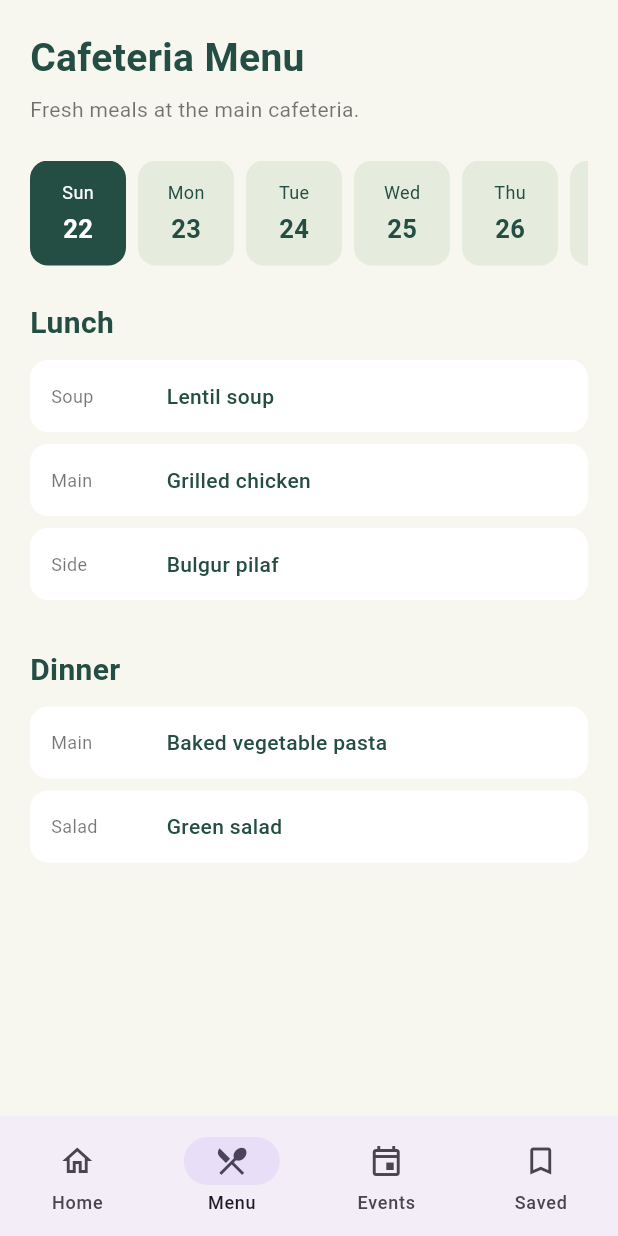
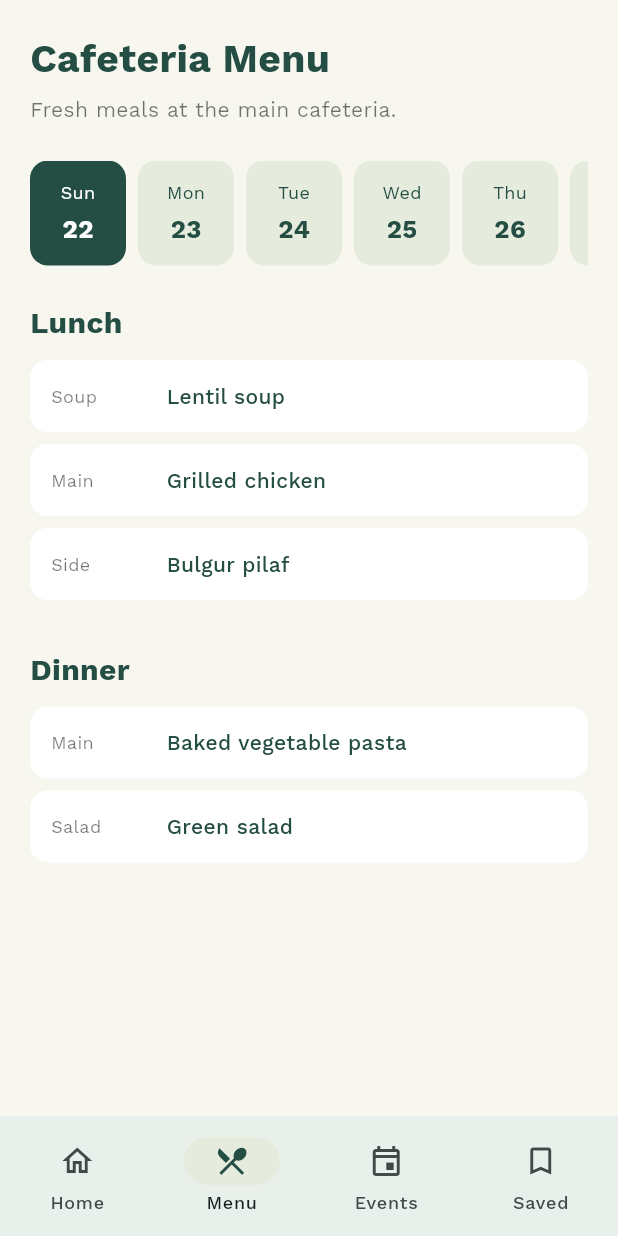
Before and after one commit to mayasezgin/cs310-campusly-group38, a Flutter app: the screen it shows after launch, item 2 of the bottom bar chosen, on a phone screen of 412 x 824 dp. Run offline on Flutter 3.47's test engine with Material 3 defaults, Android fonts, the phone set to English and light mode, and no system bars.

Commit message:
Add shared colors, text styles and spacing with app theme

```diff
--- a/lib/main.dart
+++ b/lib/main.dart
@@ -7,6 +7,7 @@ import 'screens/home_screen.dart';
 import 'screens/menu_screen.dart';
 import 'screens/saved_screen.dart';
 import 'state/saved_events.dart';
+import 'theme/app_theme.dart';
 
 void main() {
   runApp(const CampuslyApp());
@@ -21,6 +22,9 @@ class CampuslyApp extends StatelessWidget {
       title: 'Campusly',
       home: const _CampuslyNavigation(),
       routes: clubRoutes,
+      // Applies the shared colors and custom font to every screen.
+      builder: (context, child) =>
+          Theme(data: campuslyTheme(Theme.of(context)), child: child!),
     );
   }
 }
--- /dev/null
+++ b/lib/theme/app_theme.dart
@@ -0,0 +1,28 @@
+import 'package:flutter/material.dart';
+
+import 'app_colors.dart';
+import 'app_text_styles.dart';
+
+/// Applies the Campusly colors and custom font on top of [base], keeping any
+/// other theme settings that [base] already has.
+ThemeData campuslyTheme(ThemeData base) {
+  final colorScheme = ColorScheme.fromSeed(
+    seedColor: AppColors.green,
+    primary: AppColors.green,
+    secondaryContainer: AppColors.lightGreen,
+    onSecondaryContainer: AppColors.green,
+    surface: AppColors.cream,
+  );
+
+  TextTheme styled(TextTheme textTheme) => textTheme.apply(
+    fontFamily: AppTextStyles.fontFamily,
+    bodyColor: colorScheme.onSurface,
+    displayColor: colorScheme.onSurface,
+  );
+
+  return base.copyWith(
+    colorScheme: colorScheme,
+    scaffoldBackgroundColor: AppColors.cream,
+    textTheme: styled(base.textTheme),
+  );
+}
```
Also changed, not shown: lib/theme/app_colors.dart (added, +11 -0 lines), lib/theme/app_spacing.dart (added, +14 -0 lines), lib/theme/app_text_styles.dart (added, +43 -0 lines).
